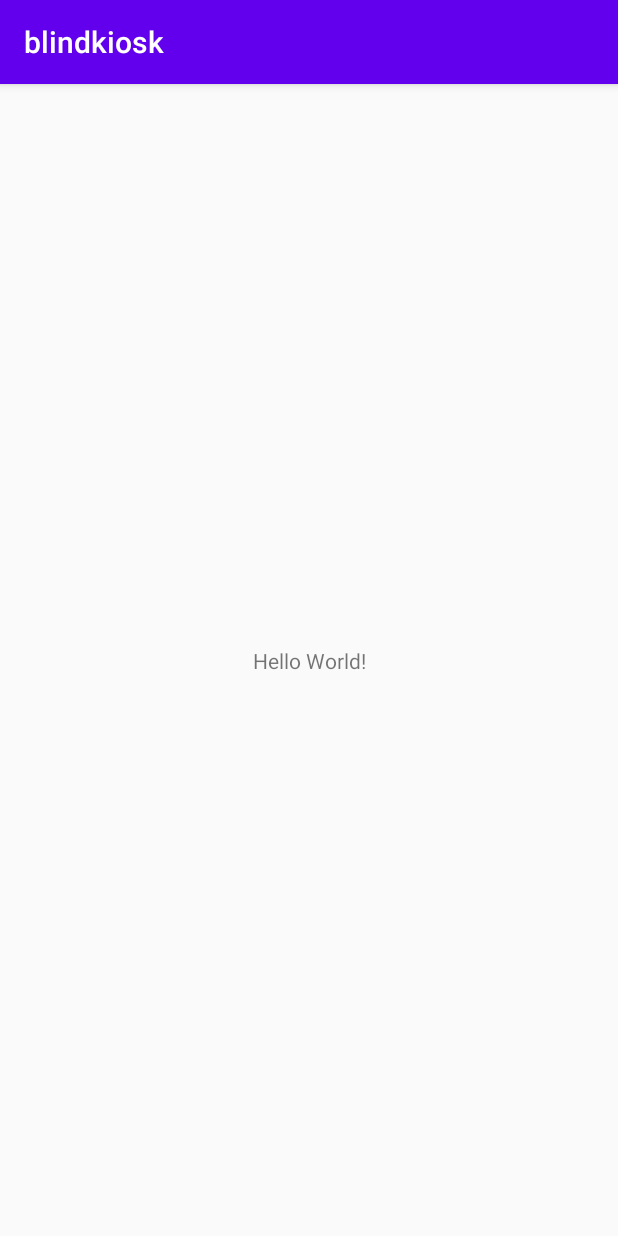
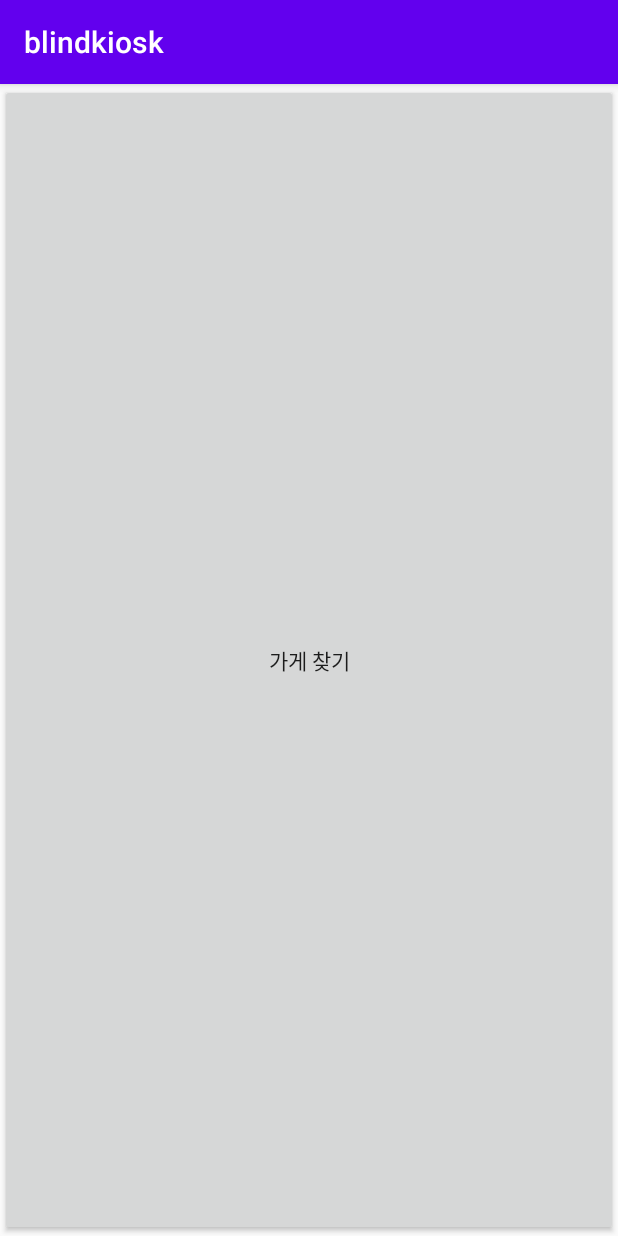
Before and after one commit to sumeen99/blindkiosk, an Android app: the screen it shows after launch (MainActivity), on a phone screen of 412 x 824 dp. Run offline under Robolectric (Android 15) with nearby library versions, the phone set to English and light mode, and no system bars.

Commit message:
가게 선택하는 액티비티에 시작 음성 안내까지!

```diff
--- a/client/blindkiosk/app/src/main/java/com/abc/blindkiosk/MainActivity.java
+++ b/client/blindkiosk/app/src/main/java/com/abc/blindkiosk/MainActivity.java
@@ -2,13 +2,25 @@ package com.abc.blindkiosk;
 
 import androidx.appcompat.app.AppCompatActivity;
 
+import android.content.Intent;
 import android.os.Bundle;
+import android.view.View;
+import android.widget.Button;
 
 public class MainActivity extends AppCompatActivity {
-
+    Intent intent;
     @Override
     protected void onCreate(Bundle savedInstanceState) {
         super.onCreate(savedInstanceState);
         setContentView(R.layout.activity_main);
+
+        intent = new Intent(this, StoreActivity.class);
+        Button btnStore = (Button) findViewById(R.id.btnStore);
+        btnStore.setOnClickListener(new View.OnClickListener() {
+            @Override
+            public void onClick(View v) {
+                startActivity(intent);
+            }
+        });
     }
 }
--- a/client/blindkiosk/app/src/main/res/layout/activity_main.xml
+++ b/client/blindkiosk/app/src/main/res/layout/activity_main.xml
@@ -6,13 +6,14 @@
     android:layout_height="match_parent"
     tools:context=".MainActivity">
 
-    <TextView
-        android:layout_width="wrap_content"
-        android:layout_height="wrap_content"
-        android:text="Hello World!"
+    <Button
+        android:id="@+id/btnStore"
+        android:layout_width="0dp"
+        android:layout_height="0dp"
+        android:text="가게 찾기"
         app:layout_constraintBottom_toBottomOf="parent"
-        app:layout_constraintLeft_toLeftOf="parent"
-        app:layout_constraintRight_toRightOf="parent"
+        app:layout_constraintEnd_toEndOf="parent"
+        app:layout_constraintStart_toStartOf="parent"
         app:layout_constraintTop_toTopOf="parent" />
 
 </androidx.constraintlayout.widget.ConstraintLayout>
--- a/client/blindkiosk/app/src/main/res/layout/activity_store.xml
+++ b/client/blindkiosk/app/src/main/res/layout/activity_store.xml
@@ -4,6 +4,4 @@
     xmlns:tools="http://schemas.android.com/tools"
     android:layout_width="match_parent"
     android:layout_height="match_parent"
-    tools:context=".StoreActivity">
-
-</androidx.constraintlayout.widget.ConstraintLayout>
+    tools:context=".StoreActivity"/>
```
Also changed, not shown: client/blindkiosk/app/src/main/java/com/abc/blindkiosk/StoreActivity.java (+28 -1 lines).
